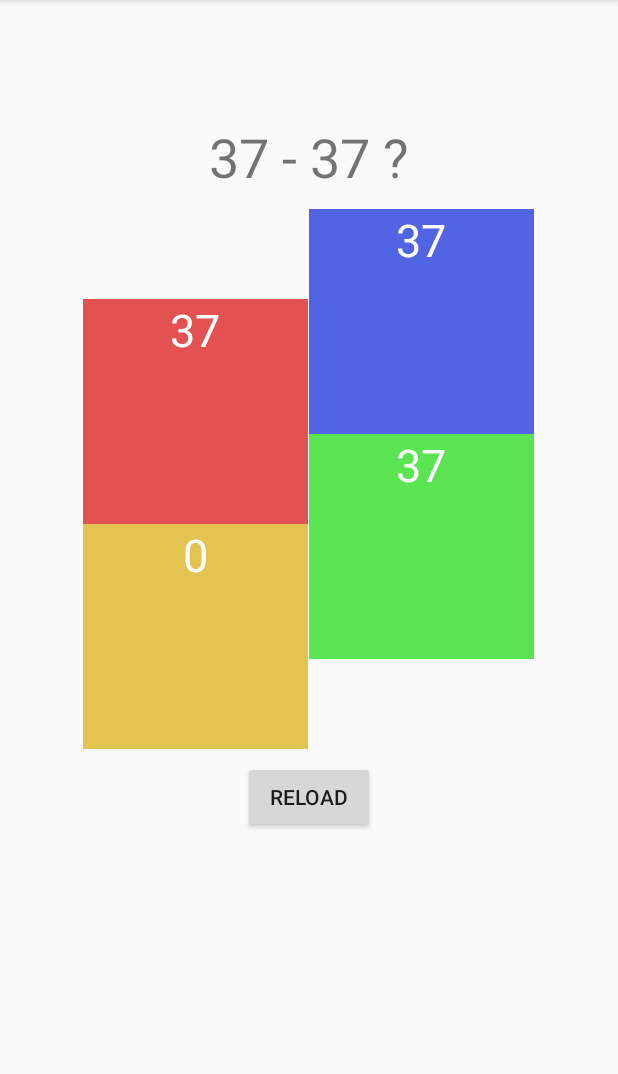
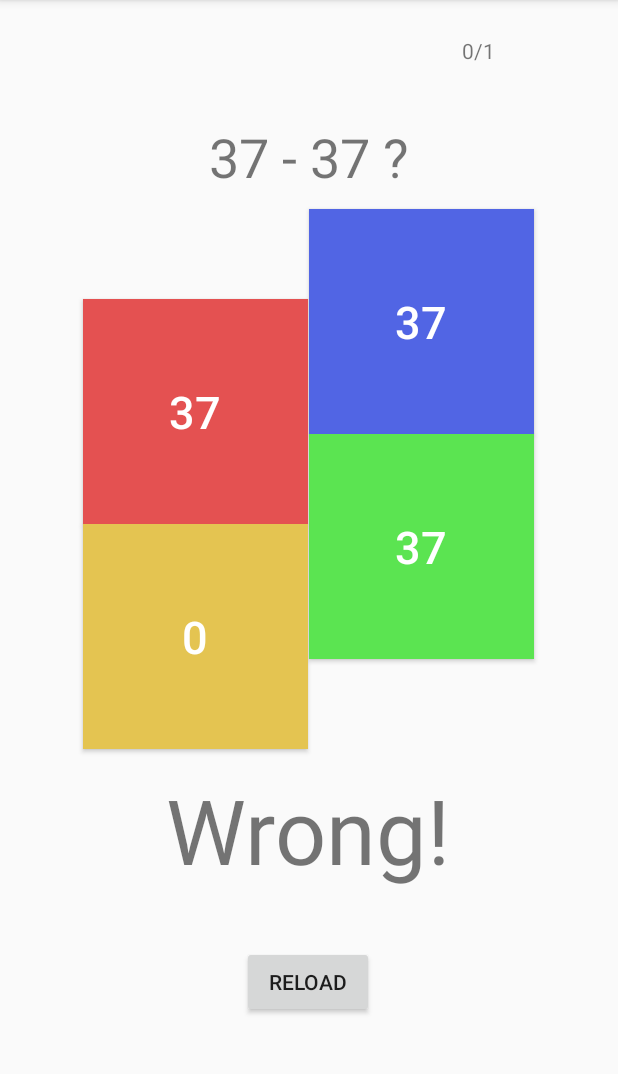
Before and after one commit to robbbowes/BrainTrainerApp, an Android app: the screen it shows after launch (MainActivity), after a tap on "RELOAD", on a phone screen of 412 x 824 dp, the part 84-1158 px from its top. Run offline under Robolectric (Android 15) with nearby library versions, the phone set to English and light mode, and no system bars; 1 other tap on this screen came first.

Commit message:
AnswerObjectClass unit tests, displayAuestions and checkAnswer functionality

```diff
--- a/app/src/main/java/com/example/braintrainerapp/MainActivity.java
+++ b/app/src/main/java/com/example/braintrainerapp/MainActivity.java
@@ -13,22 +13,36 @@ import static java.util.Arrays.asList;
 
 public class MainActivity extends AppCompatActivity {
 
-
+    private int correctAnswerIndex;
+    private int correctAnswers;
+    private int totalAnswered;
 
     @Override
     protected void onCreate(Bundle savedInstanceState) {
         super.onCreate(savedInstanceState);
         setContentView(R.layout.activity_main);
 
-        createAndDisplayQuestion();
-//        int number1 = generateRandomNumber(50) + 1;
-//        int number2 = generateRandomNumber(50) + 1;
-//        int operator = generateRandomNumber(2);
-//
-//        AnswerObjectClass answerObject = generateRandomAnswer(number1, number2, operator);
-//
-//        TextView questionTextView = findViewById(R.id.question);
-//        questionTextView.setText(answerObject.getAnswerString());
+        createAndDisplayQuestions();
+
+    }
+
+    public void checkAnswer(View view) {
+        String feedbackString;
+        totalAnswered++;
+        int tag = Integer.parseInt(view.getTag().toString());
+        if (tag == correctAnswerIndex) {
+            correctAnswers++;
+            feedbackString = "Correct!";
+        } else {
+            feedbackString = "Wrong!";
+        }
+        TextView feedbackTextView = findViewById(R.id.feedbackTextView);
+        feedbackTextView.setText(feedbackString);
+
+        TextView scoreTextView = findViewById(R.id.score);
+        String scoreString = correctAnswers + "/" + totalAnswered;
+        scoreTextView.setText(scoreString);
+        createAndDisplayQuestions();
     }
 
     //returns random number from 0 to max
@@ -51,34 +65,36 @@ public class MainActivity extends AppCompatActivity {
     }
 
     public void reload(View view) {
-        createAndDisplayQuestion();
+        createAndDisplayQuestions();
     }
 
-    public void createAndDisplayQuestion() {
+    public void createAndDisplayQuestions() {
         int number1 = generateRandomNumber(50) + 1;
         int number2 = generateRandomNumber(50) + 1;
         int operator = generateRandomNumber(2);
 
         AnswerObjectClass answerObject = generateRandomAnswer(number1, number2, operator);
-
         TextView questionTextView = findViewById(R.id.question);
         questionTextView.setText(answerObject.getAnswerString());
 
+        displayQuestions(answerObject);
+    }
+
+    // Renders all questions and sets the class variable as the index of the correct one
+    private void displayQuestions(AnswerObjectClass correctAnswer) {
         List<TextView> answerTextViews = new ArrayList<>(asList(
                 (TextView) findViewById(R.id.answer1),
                 (TextView) findViewById(R.id.answer2),
                 (TextView) findViewById(R.id.answer3),
                 (TextView) findViewById(R.id.answer4)
         ));
-        int randomTextViewInt = generateRandomNumber(4);
-        TextView correctAnswerTextView = answerTextViews.get(randomTextViewInt);
+        correctAnswerIndex = generateRandomNumber(answerTextViews.size());
+        TextView correctAnswerTextView = answerTextViews.get(correctAnswerIndex);
         answerTextViews.remove(correctAnswerTextView);
-        correctAnswerTextView.setText(String.valueOf(answerObject.getAnswerInt()));
+        correctAnswerTextView.setText(String.valueOf(correctAnswer.getAnswerInt()));
         for (TextView answerTextView : answerTextViews) {
             answerTextView.setText(String.valueOf(generateRandomNumber(50) + 1));
         }
-
-
     }
 
 }
--- a/app/src/main/res/layout/activity_main.xml
+++ b/app/src/main/res/layout/activity_main.xml
@@ -6,13 +6,15 @@
     android:layout_height="match_parent"
     tools:context=".MainActivity">
 
-    <TextView
+    <Button
         android:id="@+id/answer1"
         android:layout_width="150dp"
         android:layout_height="150dp"
         android:layout_marginStart="55dp"
         android:layout_marginTop="65dp"
         android:background="@color/answer1Colour"
+        android:onClick="checkAnswer"
+        android:tag="0"
         android:textAlignment="center"
         android:textColor="@android:color/white"
         android:textSize="30sp"
@@ -21,13 +23,15 @@
         app:layout_constraintStart_toStartOf="parent"
         app:layout_constraintTop_toBottomOf="@+id/timeRemaining" />
 
-    <TextView
+    <Button
         android:id="@+id/answer2"
         android:layout_width="150dp"
         android:layout_height="150dp"
         android:layout_marginTop="65dp"
         android:layout_marginEnd="56dp"
         android:background="@color/answer2Colour"
+        android:onClick="checkAnswer"
+        android:tag="1"
         android:textAlignment="center"
         android:textColor="@android:color/white"
         android:textSize="30sp"
@@ -36,12 +40,14 @@
         app:layout_constraintStart_toEndOf="@+id/answer1"
         app:layout_constraintTop_toBottomOf="@+id/score" />
 
-    <TextView
+    <Button
         android:id="@+id/answer3"
         android:layout_width="150dp"
         android:layout_height="150dp"
         android:layout_marginStart="55dp"
         android:background="@color/answer3Colour"
+        android:onClick="checkAnswer"
+        android:tag="2"
         android:textAlignment="center"
         android:textColor="@android:color/white"
         android:textSize="30sp"
@@ -49,12 +55,14 @@
         app:layout_constraintStart_toStartOf="parent"
         app:layout_constraintTop_toBottomOf="@+id/answer1" />
 
-    <TextView
+    <Button
         android:id="@+id/answer4"
         android:layout_width="150dp"
         android:layout_height="150dp"
         android:layout_marginEnd="56dp"
         android:background="@color/answer4Colour"
+        android:onClick="checkAnswer"
+        android:tag="3"
         android:textAlignment="center"
         android:textColor="@android:color/white"
         android:textSize="30sp"
@@ -100,11 +108,28 @@
         android:layout_width="wrap_content"
         android:layout_height="wrap_content"
         android:layout_marginStart="8dp"
-        android:layout_marginTop="8dp"
+        android:layout_marginTop="131dp"
         android:layout_marginEnd="8dp"
         android:onClick="reload"
         android:text="Reload"
         app:layout_constraintEnd_toEndOf="parent"
+        app:layout_constraintHorizontal_bias="0.498"
+        app:layout_constraintStart_toStartOf="parent"
+        app:layout_constraintTop_toBottomOf="@+id/answer3" />
+
+    <TextView
+        android:id="@+id/feedbackTextView"
+        android:layout_width="wrap_content"
+        android:layout_height="wrap_content"
+        android:layout_marginStart="8dp"
+        android:layout_marginTop="80dp"
+        android:layout_marginEnd="8dp"
+        android:layout_marginBottom="104dp"
+        android:textAlignment="center"
+        android:textSize="60sp"
+        app:layout_constraintBottom_toTopOf="@+id/button"
+        app:layout_constraintEnd_toEndOf="parent"
+        app:layout_constraintHorizontal_bias="0.498"
         app:layout_constraintStart_toStartOf="parent"
         app:layout_constraintTop_toBottomOf="@+id/answer3" />
 </android.support.constraint.ConstraintLayout>
```
Also changed, not shown: 1 other file.
